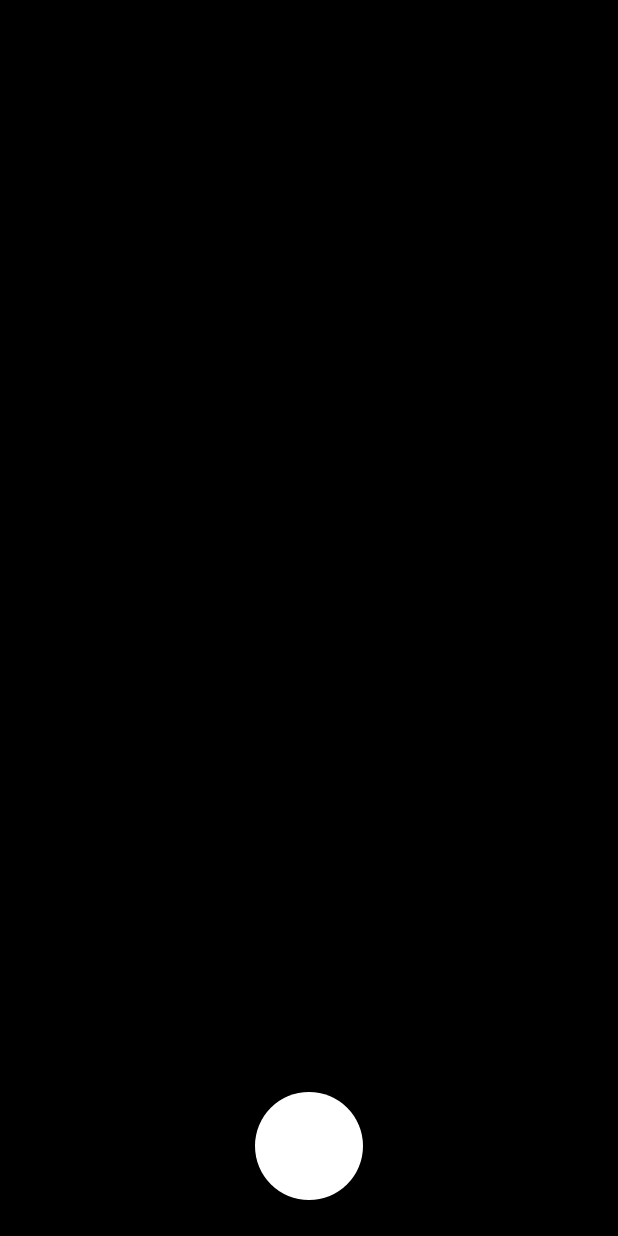
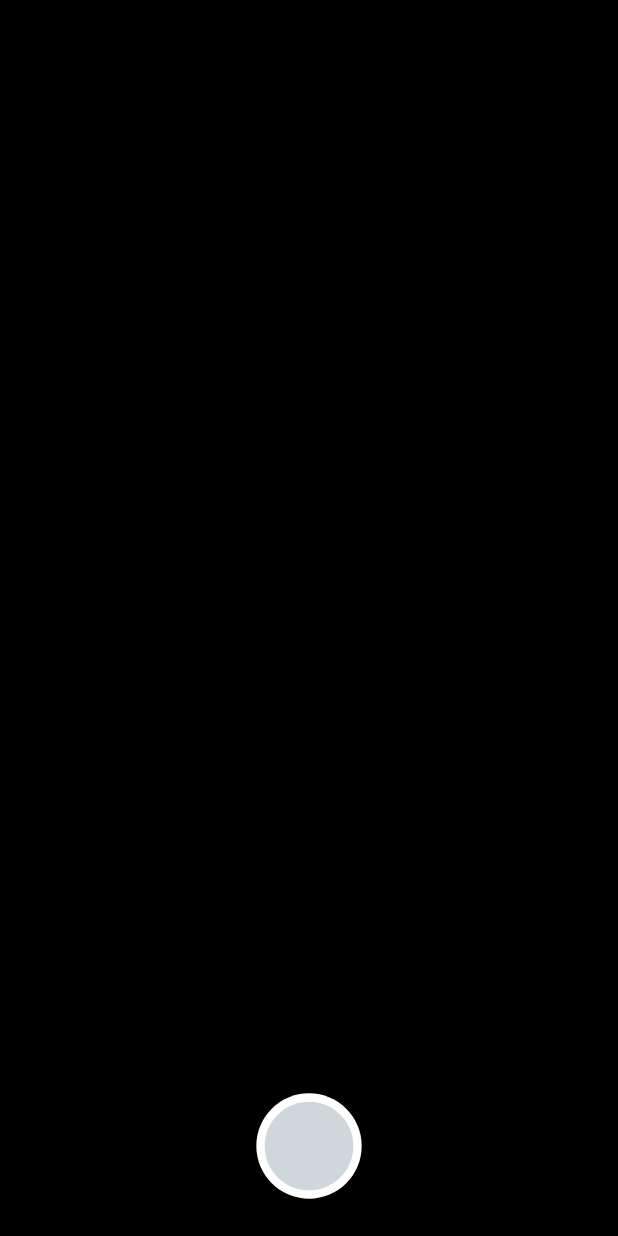
Before and after one commit to heisenbug401/Camera-Filter-Realtime, an Android app: the layout activity_main.xml on its own in the app's theme, with its tools: preview values and no code run, on a phone screen of 412 x 824 dp. Run offline under Robolectric (Android 15) with nearby library versions, the phone set to English and light mode, and no system bars.

Commit message:
update ui

```diff
--- a/app/src/main/AndroidManifest.xml
+++ b/app/src/main/AndroidManifest.xml
@@ -23,11 +23,6 @@
     android:supportsRtl="true"
     android:theme="@style/AppTheme">
 
-    <activity
-      android:name=".FullscreenActivity"
-      android:configChanges="orientation|keyboardHidden|screenSize"
-      android:label="@string/title_activity_fullscreen" />
-
     <activity android:name=".MainActivity">
       <intent-filter>
         <action android:name="android.intent.action.MAIN" />
--- /dev/null
+++ b/app/src/main/res/drawable/ic_shutter.xml
@@ -0,0 +1,21 @@
+<?xml version="1.0" encoding="utf-8"?>
+<!--
+  ~ Copyright 2020 The Android Open Source Project
+  ~
+  ~ Licensed under the Apache License, Version 2.0 (the "License");
+  ~ you may not use this file except in compliance with the License.
+  ~ You may obtain a copy of the License at
+  ~
+  ~     https://www.apache.org/licenses/LICENSE-2.0
+  ~
+  ~ Unless required by applicable law or agreed to in writing, software
+  ~ distributed under the License is distributed on an "AS IS" BASIS,
+  ~ WITHOUT WARRANTIES OR CONDITIONS OF ANY KIND, either express or implied.
+  ~ See the License for the specific language governing permissions and
+  ~ limitations under the License.
+  -->
+<selector xmlns:android="http://schemas.android.com/apk/res/android">
+    <item android:state_pressed="true" android:drawable="@drawable/ic_shutter_pressed" />
+    <item android:state_focused="true" android:drawable="@drawable/ic_shutter_focused" />
+    <item android:drawable="@drawable/ic_shutter_normal" />
+</selector>
--- /dev/null
+++ b/app/src/main/res/drawable/ic_shutter_focused.xml
@@ -0,0 +1,28 @@
+<?xml version="1.0" encoding="utf-8"?>
+<!--
+  ~ Copyright 2020 The Android Open Source Project
+  ~
+  ~ Licensed under the Apache License, Version 2.0 (the "License");
+  ~ you may not use this file except in compliance with the License.
+  ~ You may obtain a copy of the License at
+  ~
+  ~     https://www.apache.org/licenses/LICENSE-2.0
+  ~
+  ~ Unless required by applicable law or agreed to in writing, software
+  ~ distributed under the License is distributed on an "AS IS" BASIS,
+  ~ WITHOUT WARRANTIES OR CONDITIONS OF ANY KIND, either express or implied.
+  ~ See the License for the specific language governing permissions and
+  ~ limitations under the License.
+  -->
+<vector xmlns:android="http://schemas.android.com/apk/res/android"
+    android:width="24dp"
+    android:height="24dp"
+    android:viewportWidth="74"
+    android:viewportHeight="74">
+    <path android:fillColor="#FFFFFF" android:fillType="evenOdd"
+        android:pathData="M73.1,37C73.1,17.0637 56.9373,0.9 37,0.9C17.0627,0.9 0.9,17.0637 0.9,37C0.9,56.9373 17.0627,73.1 37,73.1C56.9373,73.1 73.1,56.9373 73.1,37"
+        android:strokeColor="#00000000" android:strokeWidth="1"/>
+    <path android:fillColor="#FFC107" android:fillType="evenOdd"
+        android:pathData="M67.4,37C67.4,53.7895 53.7895,67.4 37,67.4C20.2105,67.4 6.6,53.7895 6.6,37C6.6,20.2105 20.2105,6.6 37,6.6C53.7895,6.6 67.4,20.2105 67.4,37"
+        android:strokeColor="#00000000" android:strokeWidth="1"/>
+</vector>
--- /dev/null
+++ b/app/src/main/res/drawable/ic_shutter_normal.xml
@@ -0,0 +1,28 @@
+<?xml version="1.0" encoding="utf-8"?>
+<!--
+  ~ Copyright 2020 The Android Open Source Project
+  ~
+  ~ Licensed under the Apache License, Version 2.0 (the "License");
+  ~ you may not use this file except in compliance with the License.
+  ~ You may obtain a copy of the License at
+  ~
+  ~     https://www.apache.org/licenses/LICENSE-2.0
+  ~
+  ~ Unless required by applicable law or agreed to in writing, software
+  ~ distributed under the License is distributed on an "AS IS" BASIS,
+  ~ WITHOUT WARRANTIES OR CONDITIONS OF ANY KIND, either express or implied.
+  ~ See the License for the specific language governing permissions and
+  ~ limitations under the License.
+  -->
+<vector xmlns:android="http://schemas.android.com/apk/res/android"
+    android:width="24dp"
+    android:height="24dp"
+    android:viewportWidth="74"
+    android:viewportHeight="74">
+    <path android:fillColor="#FFFFFF" android:fillType="evenOdd"
+        android:pathData="M73.1,37C73.1,17.0637 56.9373,0.9 37,0.9C17.0627,0.9 0.9,17.0637 0.9,37C0.9,56.9373 17.0627,73.1 37,73.1C56.9373,73.1 73.1,56.9373 73.1,37"
+        android:strokeColor="#00000000" android:strokeWidth="1"/>
+    <path android:fillColor="#CFD7DB" android:fillType="evenOdd"
+        android:pathData="M67.4,37C67.4,53.7895 53.7895,67.4 37,67.4C20.2105,67.4 6.6,53.7895 6.6,37C6.6,20.2105 20.2105,6.6 37,6.6C53.7895,6.6 67.4,20.2105 67.4,37"
+        android:strokeColor="#00000000" android:strokeWidth="1"/>
+</vector>
--- /dev/null
+++ b/app/src/main/res/drawable/ic_shutter_pressed.xml
@@ -0,0 +1,28 @@
+<?xml version="1.0" encoding="utf-8"?>
+<!--
+  ~ Copyright 2020 The Android Open Source Project
+  ~
+  ~ Licensed under the Apache License, Version 2.0 (the "License");
+  ~ you may not use this file except in compliance with the License.
+  ~ You may obtain a copy of the License at
+  ~
+  ~     https://www.apache.org/licenses/LICENSE-2.0
+  ~
+  ~ Unless required by applicable law or agreed to in writing, software
+  ~ distributed under the License is distributed on an "AS IS" BASIS,
+  ~ WITHOUT WARRANTIES OR CONDITIONS OF ANY KIND, either express or implied.
+  ~ See the License for the specific language governing permissions and
+  ~ limitations under the License.
+  -->
+<vector xmlns:android="http://schemas.android.com/apk/res/android"
+    android:width="24dp"
+    android:height="24dp"
+    android:viewportWidth="74"
+    android:viewportHeight="74">
+    <path android:fillColor="#FFFFFF" android:fillType="evenOdd"
+        android:pathData="M73.1,37C73.1,17.0637 56.9373,0.9 37,0.9C17.0627,0.9 0.9,17.0637 0.9,37C0.9,56.9373 17.0627,73.1 37,73.1C56.9373,73.1 73.1,56.9373 73.1,37"
+        android:strokeColor="#00000000" android:strokeWidth="1"/>
+    <path android:fillColor="#FFC107" android:fillType="evenOdd"
+        android:pathData="M67.4,37C67.4,53.7895 53.7895,67.4 37,67.4C20.2105,67.4 6.6,53.7895 6.6,37C6.6,20.2105 20.2105,6.6 37,6.6C53.7895,6.6 67.4,20.2105 67.4,37"
+        android:strokeColor="#00000000" android:strokeWidth="1"/>
+</vector>
--- a/app/src/main/res/layout/activity_main.xml
+++ b/app/src/main/res/layout/activity_main.xml
@@ -34,12 +34,15 @@
       app:layout_constraintStart_toStartOf="parent"
       app:layout_constraintTop_toBottomOf="@+id/container">
 
-      <ImageView
+      <ImageButton
         android:id="@+id/capture"
         android:layout_width="72dp"
         android:layout_height="72dp"
+        android:layout_gravity="bottom|center"
         android:layout_margin="24dp"
-        android:src="@drawable/bg_circle_white"
+        android:background="@drawable/ic_shutter"
+        android:contentDescription="@string/capture"
+        android:scaleType="fitCenter"
         app:layout_constraintBottom_toTopOf="@+id/rv_filters"
         app:layout_constraintEnd_toEndOf="parent"
         app:layout_constraintStart_toStartOf="parent"
--- a/app/src/main/res/layout/list_filter_item.xml
+++ b/app/src/main/res/layout/list_filter_item.xml
@@ -7,7 +7,6 @@
     android:id="@+id/main"
     android:layout_width="wrap_content"
     android:layout_height="wrap_content"
-    android:minWidth="100dp"
     android:orientation="vertical"
     android:padding="24dp">
 
--- a/app/src/main/res/values/strings.xml
+++ b/app/src/main/res/values/strings.xml
@@ -1,7 +1,4 @@
 <resources>
   <string name="app_name">Camera Filter Realtime</string>
-
-  <string name="title_activity_fullscreen">FullscreenActivity</string>
-  <string name="dummy_button">Dummy Button</string>
-  <string name="dummy_content">DUMMY\nCONTENT</string>
+  <string name="capture">Capture</string>
 </resources>
```
Also changed, not shown: app/src/main/java/com/lookie/camerafilterrealtime/FullscreenActivity.java (deleted, +0 -165 lines), app/src/main/java/com/lookie/camerafilterrealtime/MainActivity.java (+3 -4 lines), app/src/main/res/layout/activity_fullscreen.xml (deleted, +0 -51 lines), app/src/main/res/values/colors.xml (+3 -4 lines).
